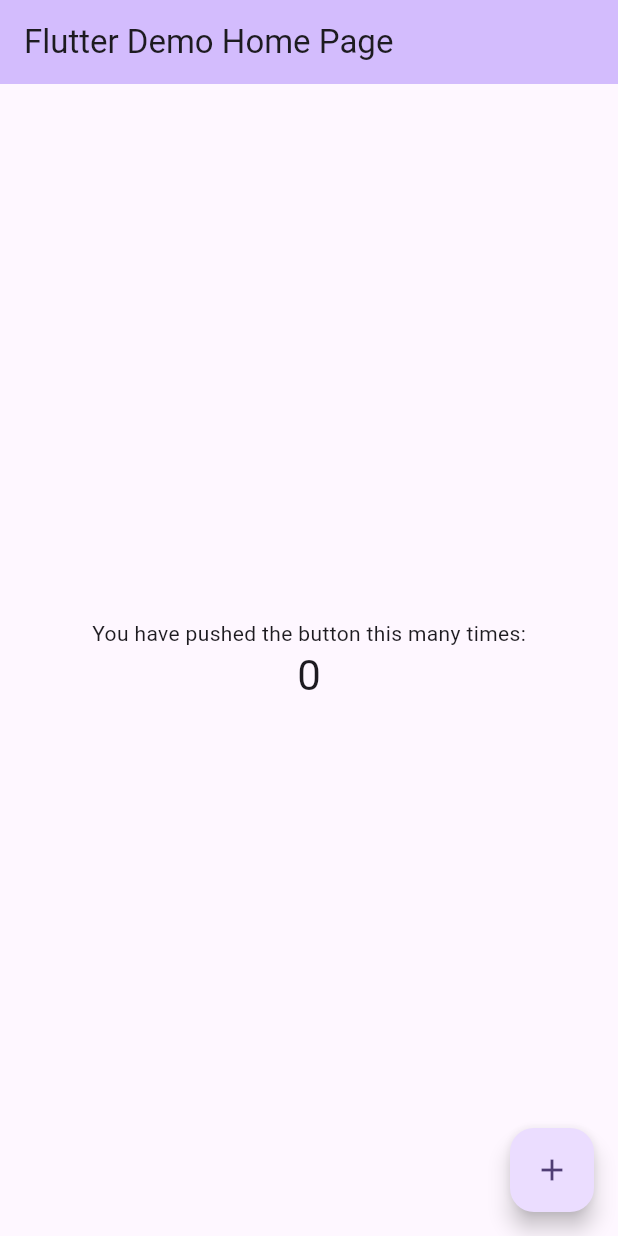
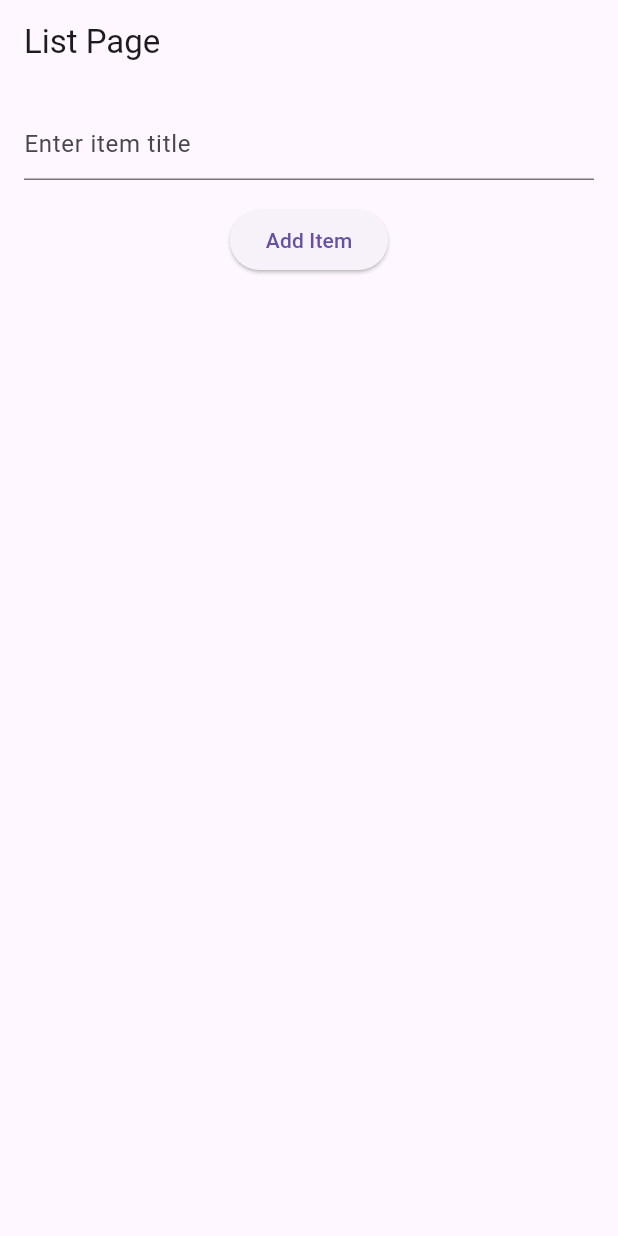
Before and after one commit to KaustubhWahane/Flutter-Practice, a Flutter app: the screen it shows after launch, on a phone screen of 412 x 824 dp. Run offline on Flutter 3.47's test engine with Material 3 defaults, Android fonts, the phone set to English and light mode, and no system bars; our stand-ins replace sqflite; accounts and stored records are empty.

Commit message:
States are done with Provider in List Map

```diff
--- /dev/null
+++ b/statemanage/lib/list_map_provider.dart
@@ -0,0 +1,25 @@
+import 'package:flutter/material.dart';
+
+class ListMapProvider extends ChangeNotifier {
+  List<Map<String, dynamic>> _items = [];
+
+  List<Map<String, dynamic>> get items => _items;
+
+  void addItem(String title) {
+    _items.add({'id': DateTime.now().toString(), 'title': title});
+    notifyListeners();
+  }
+
+  void removeItem(String id) {
+    _items.removeWhere((element) => element['id'] == id);
+    notifyListeners();
+  }
+
+  void updateItem(String id, String newTitle) {
+    final index = _items.indexWhere((element) => element['id'] == id);
+    if (index != -1) {
+      _items[index]['title'] = newTitle;
+      notifyListeners();
+    }
+  }
+}
--- /dev/null
+++ b/statemanage/lib/list_page.dart
@@ -0,0 +1,109 @@
+import 'package:flutter/material.dart';
+import 'package:provider/provider.dart';
+import 'list_map_provider.dart';
+
+class ListPage extends StatelessWidget {
+  const ListPage({super.key});
+
+  @override
+  Widget build(BuildContext context) {
+    TextEditingController controller = TextEditingController();
+
+    return Scaffold(
+      appBar: AppBar(title: const Text('List Page')),
+      body: Column(
+        children: [
+          Padding(
+            padding: const EdgeInsets.all(16.0),
+            child: TextField(
+              controller: controller,
+              decoration: const InputDecoration(hintText: 'Enter item title'),
+            ),
+          ),
+          ElevatedButton(
+            onPressed: () {
+              if (controller.text.isNotEmpty) {
+                Provider.of<ListMapProvider>(
+                  context,
+                  listen: false,
+                ).addItem(controller.text);
+                controller.clear();
+              }
+            },
+            child: const Text('Add Item'),
+          ),
+          const SizedBox(height: 20),
+          Expanded(
+            child: Consumer<ListMapProvider>(
+              builder: (context, listProvider, child) {
+                return ListView.builder(
+                  itemCount: listProvider.items.length,
+                  itemBuilder: (context, index) {
+                    final item = listProvider.items[index];
+                    TextEditingController updateController =
+                        TextEditingController(text: item['title']);
+                    return ListTile(
+                      title: Text(item['title']),
+                      trailing: Row(
+                        mainAxisSize: MainAxisSize.min,
+                        children: [
+                          IconButton(
+                            icon: const Icon(Icons.edit),
+                            onPressed: () {
+                              showDialog(
+                                context: context,
+                                builder: (context) {
+                                  return AlertDialog(
+                                    title: const Text('Update Item'),
+                                    content: TextField(
+                                      controller: updateController,
+                                      decoration: const InputDecoration(
+                                        hintText: 'Enter new title',
+                                      ),
+                                    ),
+                                    actions: [
+                                      TextButton(
+                                        onPressed: () {
+                                          Navigator.of(context).pop();
+                                        },
+                                        child: const Text('Cancel'),
+                                      ),
+                                      TextButton(
+                                        onPressed: () {
+                                          if (updateController
+                                              .text
+                                              .isNotEmpty) {
+                                            listProvider.updateItem(
+                                              item['id'],
+                                              updateController.text,
+                                            );
+                                            Navigator.of(context).pop();
+                                          }
+                                        },
+                                        child: const Text('Update'),
+                                      ),
+                                    ],
+                                  );
+                                },
+                              );
+                            },
+                          ),
+                          IconButton(
+                            icon: const Icon(Icons.delete),
+                            onPressed: () {
+                              listProvider.removeItem(item['id']);
+                            },
+                          ),
+                        ],
+                      ),
+                    );
+                  },
+                );
+              },
+            ),
+          ),
+        ],
+      ),
+    );
+  }
+}
--- a/statemanage/lib/main.dart
+++ b/statemanage/lib/main.dart
@@ -1,122 +1,72 @@
 import 'package:flutter/material.dart';
+import 'package:provider/provider.dart';
+import 'counter_provider.dart';
+import 'list_map_provider.dart';
+import 'list_page.dart';
 
 void main() {
-  runApp(const MyApp());
+  runApp(
+    MultiProvider(
+      providers: [
+        ChangeNotifierProvider(create: (context) => CounterProvider()),
+        ChangeNotifierProvider(create: (context) => ListMapProvider()),
+      ],
+      child: const MyApp(),
+    ),
+  );
 }
 
 class MyApp extends StatelessWidget {
   const MyApp({super.key});
 
-  // This widget is the root of your application.
   @override
   Widget build(BuildContext context) {
     return MaterialApp(
-      title: 'Flutter Demo',
-      theme: ThemeData(
-        // This is the theme of your application.
-        //
-        // TRY THIS: Try running your application with "flutter run". You'll see
-        // the application has a purple toolbar. Then, without quitting the app,
-        // try changing the seedColor in the colorScheme below to Colors.green
-        // and then invoke "hot reload" (save your changes or press the "hot
-        // reload" button in a Flutter-supported IDE, or press "r" if you used
-        // the command line to start the app).
-        //
-        // Notice that the counter didn't reset back to zero; the application
-        // state is not lost during the reload. To reset the state, use hot
-        // restart instead.
-        //
-        // This works for code too, not just values: Most code changes can be
-        // tested with just a hot reload.
-        colorScheme: ColorScheme.fromSeed(seedColor: Colors.deepPurple),
-      ),
-      home: const MyHomePage(title: 'Flutter Demo Home Page'),
+      // home: const CounterScreen(),
+      home: ListPage(),
     );
   }
 }
 
-class MyHomePage extends StatefulWidget {
-  const MyHomePage({super.key, required this.title});
-
-  // This widget is the home page of your application. It is stateful, meaning
-  // that it has a State object (defined below) that contains fields that affect
-  // how it looks.
-
-  // This class is the configuration for the state. It holds the values (in this
-  // case the title) provided by the parent (in this case the App widget) and
-  // used by the build method of the State. Fields in a Widget subclass are
-  // always marked "final".
-
-  final String title;
-
-  @override
-  State<MyHomePage> createState() => _MyHomePageState();
-}
-
-class _MyHomePageState extends State<MyHomePage> {
-  int _counter = 0;
-
-  void _incrementCounter() {
-    setState(() {
-      // This call to setState tells the Flutter framework that something has
-      // changed in this State, which causes it to rerun the build method below
-      // so that the display can reflect the updated values. If we changed
-      // _counter without calling setState(), then the build method would not be
-      // called again, and so nothing would appear to happen.
-      _counter++;
-    });
-  }
+class CounterScreen extends StatelessWidget {
+  const CounterScreen({super.key});
 
   @override
   Widget build(BuildContext context) {
-    // This method is rerun every time setState is called, for instance as done
-    // by the _incrementCounter method above.
-    //
-    // The Flutter framework has been optimized to make rerunning build methods
-    // fast, so that you can just rebuild anything that needs updating rather
-    // than having to individually change instances of widgets.
+    // final counterProvider = Provider.of<CounterProvider>(context);
+    // print("Print function called");
+
     return Scaffold(
-      appBar: AppBar(
-        // TRY THIS: Try changing the color here to a specific color (to
-        // Colors.amber, perhaps?) and trigger a hot reload to see the AppBar
-        // change color while the other colors stay the same.
-        backgroundColor: Theme.of(context).colorScheme.inversePrimary,
-        // Here we take the value from the MyHomePage object that was created by
-        // the App.build method, and use it to set our appbar title.
-        title: Text(widget.title),
-      ),
+      appBar: AppBar(title: const Text('Counter App')),
       body: Center(
-        // Center is a layout widget. It takes a single child and positions it
-        // in the middle of the parent.
-        child: Column(
-          // Column is also a layout widget. It takes a list of children and
-          // arranges them vertically. By default, it sizes itself to fit its
-          // children horizontally, and tries to be as tall as its parent.
-          //
-          // Column has various properties to control how it sizes itself and
-          // how it positions its children. Here we use mainAxisAlignment to
-          // center the children vertically; the main axis here is the vertical
-          // axis because Columns are vertical (the cross axis would be
-          // horizontal).
-          //
-          // TRY THIS: Invoke "debug painting" (choose the "Toggle Debug Paint"
-          // action in the IDE, or press "p" in the console), to see the
-          // wireframe for each widget.
-          mainAxisAlignment: MainAxisAlignment.center,
-          children: <Widget>[
-            const Text('You have pushed the button this many times:'),
-            Text(
-              '$_counter',
-              style: Theme.of(context).textTheme.headlineMedium,
-            ),
-          ],
+        child: Consumer<CounterProvider>(
+          builder: (context, counterProvider, child) {
+            print("Consumer builder called");
+            return Text(
+              'Counter Value: ${counterProvider.count}',
+              style: const TextStyle(fontSize: 24),
+            );
+          },
         ),
       ),
-      floatingActionButton: FloatingActionButton(
-        onPressed: _incrementCounter,
-        tooltip: 'Increment',
-        child: const Icon(Icons.add),
-      ), // This trailing comma makes auto-formatting nicer for build methods.
+      floatingActionButton: Consumer<CounterProvider>(
+        builder: (context, counterProvider, child) {
+          return Row(
+            mainAxisAlignment: MainAxisAlignment.end,
+            children: [
+              FloatingActionButton(
+                onPressed: counterProvider.increment,
+                child: const Icon(Icons.add),
+              ),
+              const SizedBox(width: 10),
+              FloatingActionButton(
+                onPressed: counterProvider.decrement,
+                child: const Icon(Icons.remove),
+              ),
+            ],
+          );
+        },
+      ),
     );
   }
 }
--- a/statemanage/pubspec.yaml
+++ b/statemanage/pubspec.yaml
@@ -34,6 +34,7 @@ dependencies:
   # The following adds the Cupertino Icons font to your application.
   # Use with the CupertinoIcons class for iOS style icons.
   cupertino_icons: ^1.0.8
+  provider: ^6.1.4
 
 dev_dependencies:
   flutter_test:
```
Also changed, not shown: statemanage/lib/counter_provider.dart (added, +17 -0 lines), statemanage/pubspec.lock.
